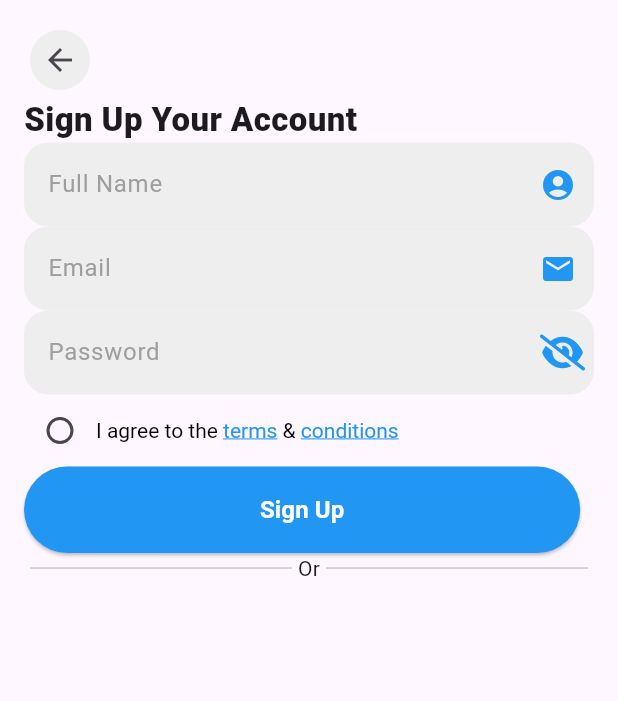
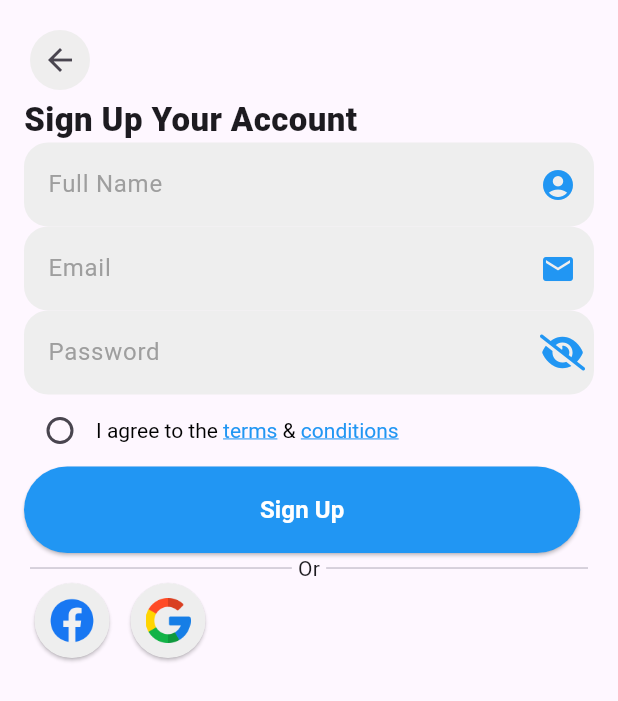
Before and after one commit to faisal-abdelnase/supermarket-delivery, a Flutter app: the SignUpPage screen opened by its route, on a phone screen of 412 x 824 dp. Shown: the top 701 px of the screen. Run offline on Flutter 3.47's test engine with Material 3 defaults, Android fonts, the light colour scheme and no system bars; our stand-ins replace font_awesome_flutter, percent_indicator, shared_preferences; accounts and stored records are empty.

Commit message:
create custom different register

```diff
--- a/lib/features/Auth/presentation/view/sign_up.dart
+++ b/lib/features/Auth/presentation/view/sign_up.dart
@@ -1,5 +1,6 @@
 import 'package:flutter/material.dart';
 import 'package:super_market_app/features/Auth/presentation/view/widgets/custom_arrow_back_button.dart';
+import 'package:super_market_app/features/Auth/presentation/view/widgets/custom_different_sign.dart';
 import 'package:super_market_app/features/Auth/presentation/view/widgets/custom_divider_or.dart';
 import 'package:super_market_app/features/Auth/presentation/view/widgets/custom_elvated_button.dart';
 import 'package:super_market_app/features/Auth/presentation/view/widgets/custom_text_form_filed.dart';
@@ -62,7 +63,9 @@ class _SignUpPageState extends State<SignUpPage> {
 
               CustomElvatedButton(screenWidth: screenWidth, screenHeight: screenHeight),
 
-              CustomDividerOR()
+              CustomDividerOR(),
+
+              CustomDifferentSign()
             ],
           ),
         ),
--- /dev/null
+++ b/lib/features/Auth/presentation/view/widgets/custom_different_sign.dart
@@ -0,0 +1,35 @@
+import 'package:flutter/material.dart';
+
+class CustomDifferentSign extends StatelessWidget {
+  const CustomDifferentSign({
+    super.key,
+  });
+
+  @override
+  Widget build(BuildContext context) {
+    return Row(
+      children: [
+        ElevatedButton(
+          style: ElevatedButton.styleFrom(
+            backgroundColor: Colors.grey[200],
+            shape: CircleBorder(),
+            padding: EdgeInsets.all(10)
+          ),
+          onPressed: (){},
+          child: Image.asset("assets/images/facebook.png", width: 30, height: 30,)
+          ),
+
+
+        ElevatedButton(
+          style: ElevatedButton.styleFrom(
+            backgroundColor: Colors.grey[200],
+            shape: CircleBorder(),
+            padding: EdgeInsets.all(10)
+          ),
+          onPressed: (){},
+          child: Image.asset("assets/images/google.png", width: 30, height: 30,)
+          ),
+      ],
+    );
+  }
+}
```
Also changed, not shown: assets/images/facebook.png (added), assets/images/google.png (added).
